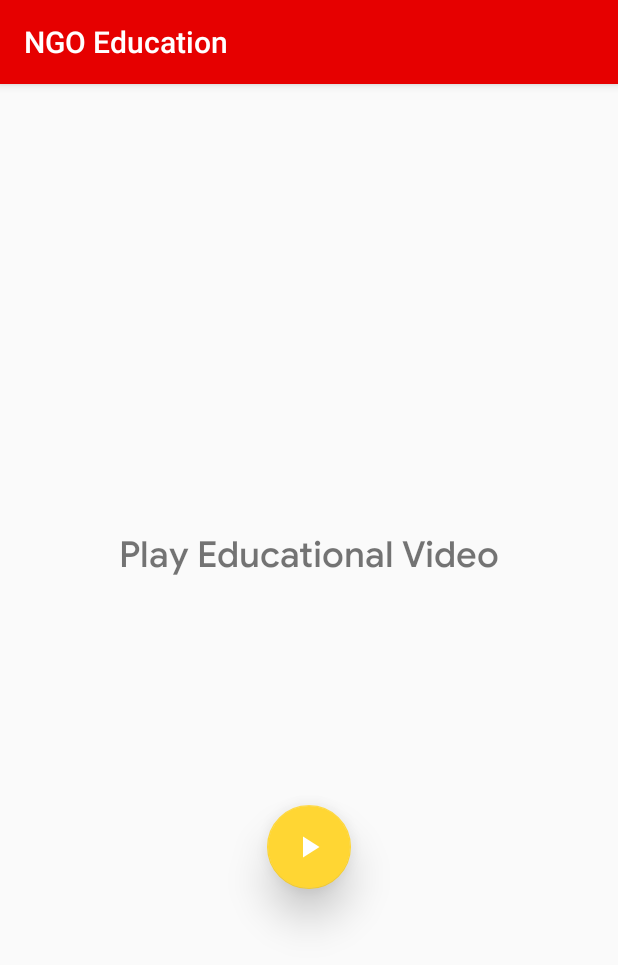
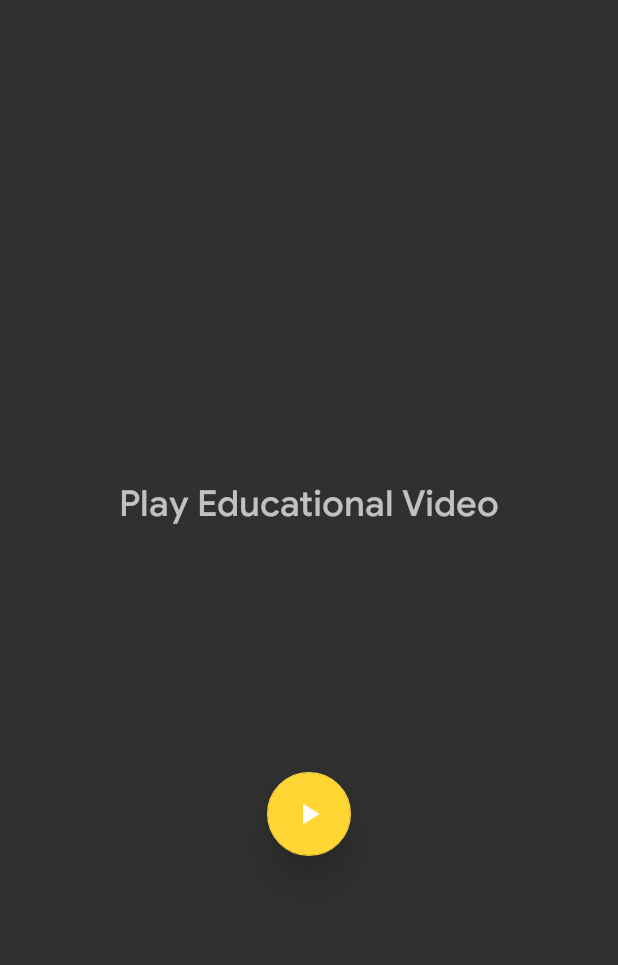
Before and after one commit to SyamSundarKirubakaran/NGO_VideoStream, an Android app: the screen it shows after launch (InfoActivity), on a phone screen of 412 x 824 dp. Shown: the top 965 px of the screen. Run offline under Robolectric (Android 15) with nearby library versions, the phone set to English and light mode, and no system bars.

Commit message:
style change and PIP

```diff
--- a/app/src/main/AndroidManifest.xml
+++ b/app/src/main/AndroidManifest.xml
@@ -19,7 +19,8 @@
             </intent-filter>
         </activity>
         <activity android:name=".VideoActivity"
-            android:configChanges="keyboard|keyboardHidden|orientation|screenSize|screenLayout|smallestScreenSize|uiMode"/>
+            android:configChanges="keyboard|keyboardHidden|orientation|screenSize|screenLayout|smallestScreenSize|uiMode"
+            android:supportsPictureInPicture="true"/>
         <service android:name=".Services.VideoDownloadService" />
     </application>
 
--- a/app/src/main/res/values/colors.xml
+++ b/app/src/main/res/values/colors.xml
@@ -1,6 +1,6 @@
 <?xml version="1.0" encoding="utf-8"?>
 <resources>
     <color name="colorPrimary">#e60000</color>
-    <color name="colorPrimaryDark">#b30000</color>
+    <color name="colorPrimaryDark">#000000</color>
     <color name="colorAccent"> #ffd633</color>
 </resources>
--- a/app/src/main/res/values/styles.xml
+++ b/app/src/main/res/values/styles.xml
@@ -1,7 +1,7 @@
 <resources>
 
     <!-- Base application theme. -->
-    <style name="AppTheme" parent="Theme.AppCompat.Light.DarkActionBar">
+    <style name="AppTheme" parent="Theme.AppCompat.NoActionBar">
         <!-- Customize your theme here. -->
         <item name="colorPrimary">@color/colorPrimary</item>
         <item name="colorPrimaryDark">@color/colorPrimaryDark</item>
```
Also changed, not shown: app/src/main/java/com/bugscript/ngo/VideoActivity.java (+21 -1 lines).
